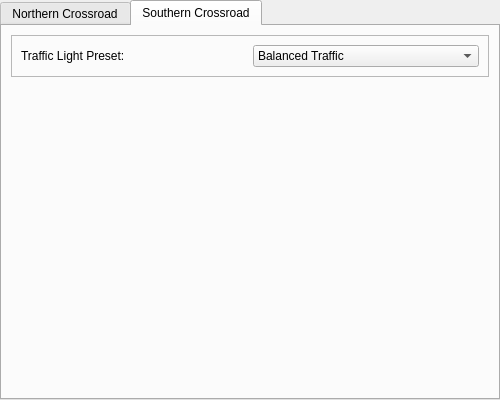
The window that ui/ui.ui (Jakub-Svoboda/Smart-Crossroad-Simulation) describes before a commit, drawn with Qt 5.
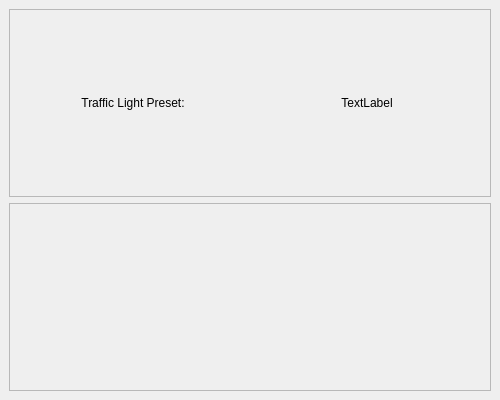
The same window after the commit. The open tabs and pages were chosen to show the change. Icons and pictures are not drawn.

The edit to the form file:
```diff
--- a/ui/ui.ui
+++ b/ui/ui.ui
@@ -40,31 +40,6 @@
    <property name="mouseTracking">
     <bool>true</bool>
    </property>
-   <layout class="QHBoxLayout" name="horizontalLayout">
-    <property name="spacing">
-     <number>0</number>
-    </property>
-    <property name="leftMargin">
-     <number>0</number>
-    </property>
-    <property name="topMargin">
-     <number>0</number>
-    </property>
-    <property name="rightMargin">
-     <number>0</number>
-    </property>
-    <property name="bottomMargin">
-     <number>0</number>
-    </property>
-    <item>
-     <widget class="QTabWidget" name="tabWidget">
-      <property name="currentIndex">
-       <number>0</number>
-      </property>
-      <widget class="QWidget" name="tab">
-       <attribute name="title">
-        <string>Northern Crossroad</string>
-       </attribute>
        <layout class="QVBoxLayout" name="verticalLayout">
         <item>
          <widget class="QFrame" name="frame">
@@ -74,59 +49,30 @@
           <property name="frameShadow">
            <enum>QFrame::Raised</enum>
           </property>
-          <layout class="QHBoxLayout" name="horizontalLayout_2">
+      <layout class="QHBoxLayout" name="horizontalLayout">
+       <item>
+        <widget class="QLabel" name="label_2">
+         <property name="text">
+          <string>Traffic Light Preset:</string>
+         </property>
+         <property name="alignment">
+          <set>Qt::AlignCenter</set>
+         </property>
+        </widget>
+       </item>
            <item>
             <widget class="QLabel" name="label">
              <property name="text">
-              <string>Traffic Light Preset:</string>
-             </property>
-            </widget>
-           </item>
-           <item>
-            <widget class="QComboBox" name="comboBox">
-             <item>
-              <property name="text">
-               <string>Balanced Traffic</string>
-              </property>
-             </item>
-             <item>
-              <property name="text">
-               <string>North-South Traffic Boost</string>
-              </property>
-             </item>
-             <item>
-              <property name="text">
-               <string>East-West Traffic Boost</string>
-              </property>
-             </item>
-             <item>
-              <property name="text">
-               <string>North-South Only</string>
-              </property>
-             </item>
-             <item>
-              <property name="text">
-               <string>East-West Only</string>
-              </property>
-             </item>
+          <string>TextLabel</string>
+         </property>
+         <property name="alignment">
+          <set>Qt::AlignCenter</set>
+         </property>
             </widget>
            </item>
           </layout>
          </widget>
         </item>
-        <item>
-         <spacer name="verticalSpacer">
-          <property name="orientation">
-           <enum>Qt::Vertical</enum>
-          </property>
-          <property name="sizeHint" stdset="0">
-           <size>
-            <width>20</width>
-            <height>40</height>
-           </size>
-          </property>
-         </spacer>
-        </item>
         <item>
          <widget class="QFrame" name="frame_2">
           <property name="frameShape">
@@ -135,98 +81,7 @@
           <property name="frameShadow">
            <enum>QFrame::Raised</enum>
           </property>
-         </widget>
-        </item>
-       </layout>
-      </widget>
-      <widget class="QWidget" name="tab_2">
-       <attribute name="title">
-        <string>Southern Crossroad</string>
-       </attribute>
-       <layout class="QVBoxLayout" name="verticalLayout_2">
-        <item>
-         <widget class="QFrame" name="frame_3">
-          <property name="frameShape">
-           <enum>QFrame::StyledPanel</enum>
-          </property>
-          <property name="frameShadow">
-           <enum>QFrame::Raised</enum>
-          </property>
-          <layout class="QHBoxLayout" name="horizontalLayout_3">
-           <item>
-            <widget class="QLabel" name="label_2">
-             <property name="text">
-              <string>Traffic Light Preset:</string>
-             </property>
-            </widget>
-           </item>
-           <item>
-            <widget class="QComboBox" name="comboBox_2">
-             <item>
-              <property name="text">
-               <string>Balanced Traffic</string>
-              </property>
-             </item>
-             <item>
-              <property name="text">
-               <string>North-East Traffic Boost</string>
-              </property>
-             </item>
-             <item>
-              <property name="text">
-               <string>North-West Traffic Boost</string>
-              </property>
-             </item>
-             <item>
-              <property name="text">
-               <string>West-East Traffic Boost</string>
-              </property>
-             </item>
-             <item>
-              <property name="text">
-               <string>North-East Only</string>
-              </property>
-             </item>
-             <item>
-              <property name="text">
-               <string>North-West Only</string>
-              </property>
-             </item>
-             <item>
-              <property name="text">
-               <string>West-East Only</string>
-              </property>
-             </item>
-            </widget>
-           </item>
-          </layout>
-         </widget>
-        </item>
-        <item>
-         <spacer name="verticalSpacer_2">
-          <property name="orientation">
-           <enum>Qt::Vertical</enum>
-          </property>
-          <property name="sizeHint" stdset="0">
-           <size>
-            <width>20</width>
-            <height>40</height>
-           </size>
-          </property>
-         </spacer>
-        </item>
-        <item>
-         <widget class="QFrame" name="frame_4">
-          <property name="frameShape">
-           <enum>QFrame::StyledPanel</enum>
-          </property>
-          <property name="frameShadow">
-           <enum>QFrame::Raised</enum>
-          </property>
-         </widget>
-        </item>
-       </layout>
-      </widget>
+      <layout class="QHBoxLayout" name="horizontalLayout_2"/>
      </widget>
     </item>
    </layout>
```
Lines whose indentation alone changed are shown as unchanged.
